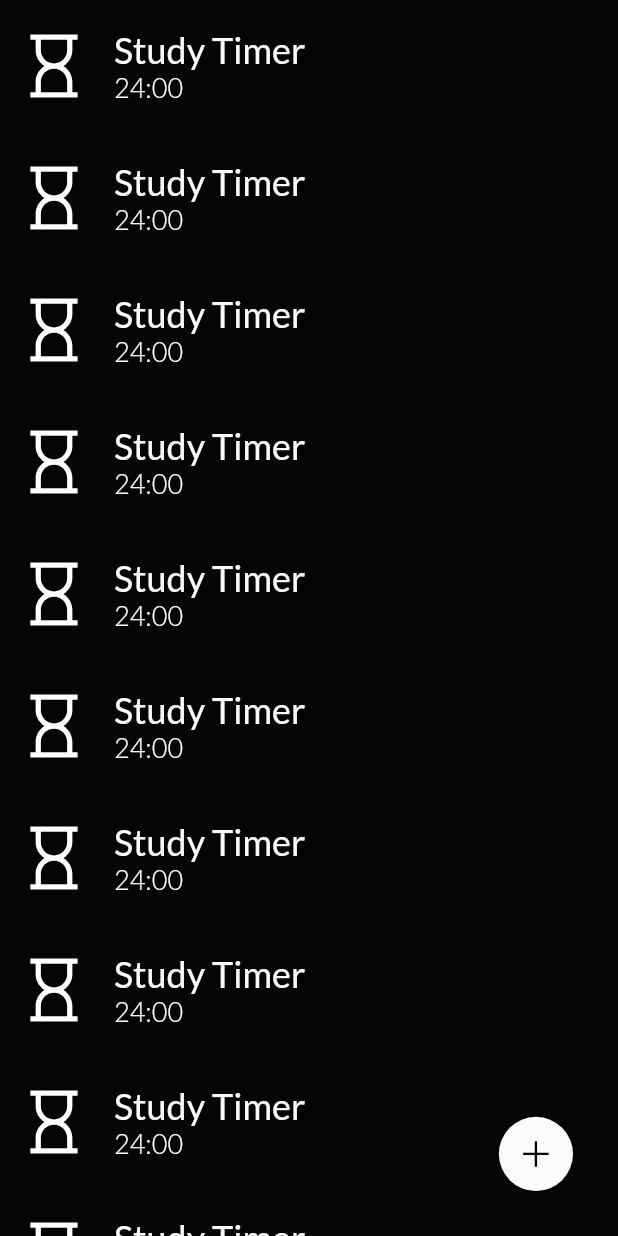
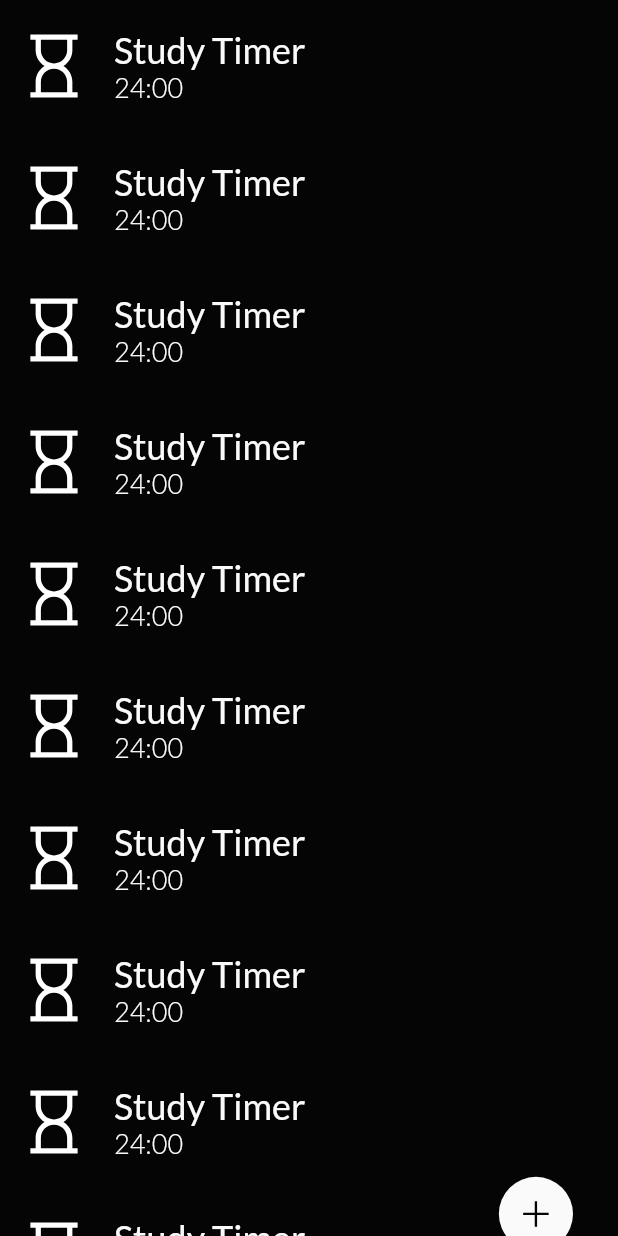
Before and after one commit to kakalition/tims, a Flutter app: the TimerListScreen widget shown alone on an empty page, opened directly, on a phone screen of 412 x 824 dp. Run offline on Flutter 3.47's test engine with Material 2 defaults, Android fonts, the phone set to English and light mode, and no system bars; our stand-ins replace get, google_fonts, line_icons, simple_animations.

Commit message:
temporary timer list

```diff
--- a/lib/routes/timer_list_screen.dart
+++ b/lib/routes/timer_list_screen.dart
@@ -1,5 +1,6 @@
 import 'package:flutter/material.dart';
 import 'package:line_icons/line_icons.dart';
+import 'package:simple_animations/simple_animations.dart';
 
 import '../constants.dart';
 import '../utils.dart';
@@ -17,28 +18,58 @@ class TimerListScreen extends StatelessWidget {
         children: [
           ListView.builder(
               itemBuilder: (context, index) => TimerListTile(), itemCount: 10),
-          Positioned(
+          TimerListFAB(fabSize: fabSize),
+        ],
+      ),
+    );
+  }
+}
+
+class TimerListFAB extends StatefulWidget {
+  TimerListFAB({
+    Key? key,
+    required this.fabSize,
+  }) : super(key: key);
+
+  final double fabSize;
+  final _TimerListFABState _state = _TimerListFABState();
+
+  @override
+  State<TimerListFAB> createState() => _TimerListFABState();
+}
+
+class _TimerListFABState extends State<TimerListFAB> with AnimationMixin {
+  late Animation fabTranslate;
+
+  @override
+  void initState() {
+    super.initState();
+    fabTranslate = Tween<double>(begin: -10, end: 30)
+        .animate(controller.drive(CurveTween(curve: Curves.easeIn)));
+    controller.play(duration: Duration(milliseconds: 200));
+  }
+
+  @override
+  Widget build(BuildContext context) {
+    return Positioned(
       right: 30,
-            bottom: 30,
+      bottom: fabTranslate.value,
       child: Material(
         color: whiteColorDarkTheme,
         shape: CircleBorder(),
         child: InkWell(
           onTap: () {},
-                borderRadius: BorderRadius.circular(fabSize),
+          borderRadius: BorderRadius.circular(widget.fabSize),
           child: Container(
-                  height: fabSize,
-                  width: fabSize,
+            height: widget.fabSize,
+            width: widget.fabSize,
             decoration: BoxDecoration(
-                    borderRadius: BorderRadius.circular(fabSize),
+              borderRadius: BorderRadius.circular(widget.fabSize),
             ),
             child: Icon(LineIcons.plus,
-                      color: blackColorWhiteTheme, size: fabSize / 2),
+                color: blackColorWhiteTheme, size: widget.fabSize / 2),
           ),
         ),
-            ),
-          ),
-        ],
       ),
     );
   }
```
Also changed, not shown: lib/viewmodels/timer_list_viewmodel.dart (added), lib/viewmodels/timer_viewmodel.dart (added). Lines whose indentation alone changed are shown as unchanged.
